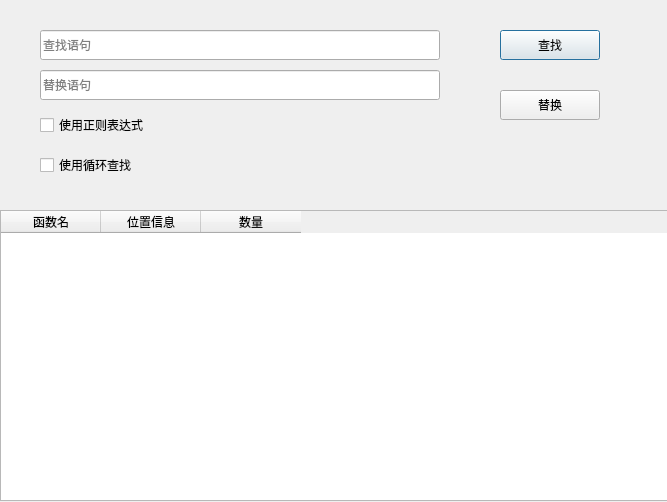
Qt form QTApplication/Find.ui (StuBoo3i/CodeAudit) before a commit.
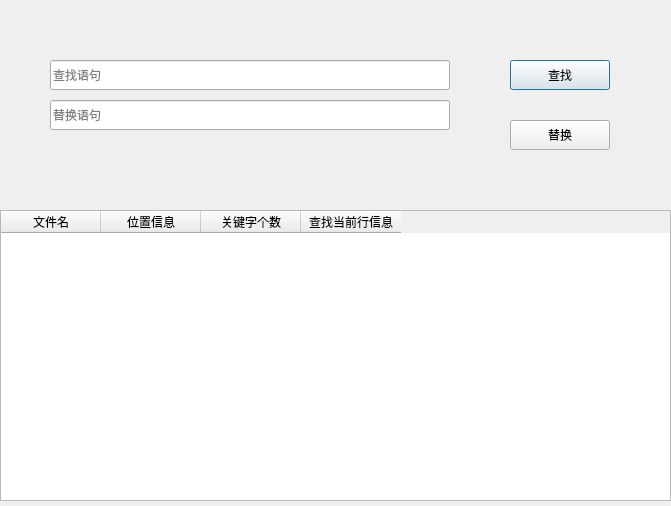
The same form after that commit.

```diff
--- a/QTApplication/Find.ui
+++ b/QTApplication/Find.ui
@@ -6,8 +6,8 @@
    <rect>
     <x>0</x>
     <y>0</y>
-    <width>667</width>
-    <height>502</height>
+    <width>671</width>
+    <height>506</height>
    </rect>
   </property>
   <property name="windowTitle">
@@ -16,8 +16,8 @@
   <widget class="QLineEdit" name="lineEdit">
    <property name="geometry">
     <rect>
-     <x>40</x>
-     <y>30</y>
+     <x>50</x>
+     <y>60</y>
      <width>400</width>
      <height>30</height>
     </rect>
@@ -26,37 +26,11 @@
     <string>查找语句</string>
    </property>
   </widget>
-  <widget class="QCheckBox" name="checkBox">
-   <property name="geometry">
-    <rect>
-     <x>40</x>
-     <y>110</y>
-     <width>200</width>
-     <height>30</height>
-    </rect>
-   </property>
-   <property name="text">
-    <string>使用正则表达式</string>
-   </property>
-  </widget>
-  <widget class="QCheckBox" name="checkBox_2">
-   <property name="geometry">
-    <rect>
-     <x>40</x>
-     <y>150</y>
-     <width>200</width>
-     <height>30</height>
-    </rect>
-   </property>
-   <property name="text">
-    <string>使用循环查找</string>
-   </property>
-  </widget>
   <widget class="QPushButton" name="pushButton">
    <property name="geometry">
     <rect>
-     <x>500</x>
-     <y>30</y>
+     <x>510</x>
+     <y>60</y>
      <width>100</width>
      <height>30</height>
     </rect>
@@ -68,8 +42,8 @@
   <widget class="QPushButton" name="pushButton_3">
    <property name="geometry">
     <rect>
-     <x>500</x>
-     <y>90</y>
+     <x>510</x>
+     <y>120</y>
      <width>100</width>
      <height>30</height>
     </rect>
@@ -81,8 +55,8 @@
   <widget class="QLineEdit" name="lineEdit_2">
    <property name="geometry">
     <rect>
-     <x>40</x>
-     <y>70</y>
+     <x>50</x>
+     <y>100</y>
      <width>400</width>
      <height>30</height>
     </rect>
@@ -94,8 +68,8 @@
   <widget class="QLabel" name="label">
    <property name="geometry">
     <rect>
-     <x>220</x>
-     <y>150</y>
+     <x>200</x>
+     <y>160</y>
      <width>200</width>
      <height>30</height>
     </rect>
@@ -118,7 +92,7 @@
      <widget class="QTableWidget" name="tableWidget">
       <column>
        <property name="text">
-        <string>函数名</string>
+        <string>文件名</string>
        </property>
       </column>
       <column>
@@ -128,7 +102,12 @@
       </column>
       <column>
        <property name="text">
-        <string>数量</string>
+        <string>关键字个数</string>
+       </property>
+      </column>
+      <column>
+       <property name="text">
+        <string>查找当前行信息</string>
        </property>
       </column>
      </widget>
```
